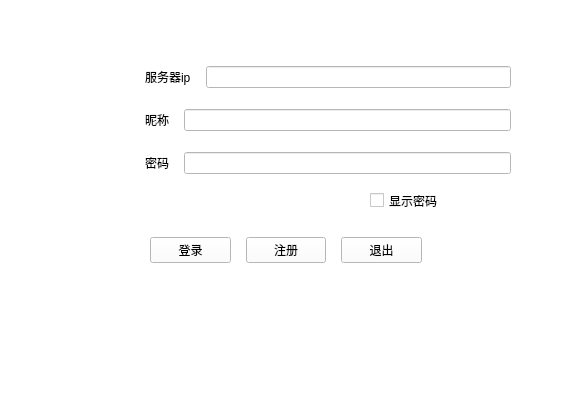
Old version of the form bin/QT-myChat-Client/login.ui in the repository Alanxtl/QT-myChat.
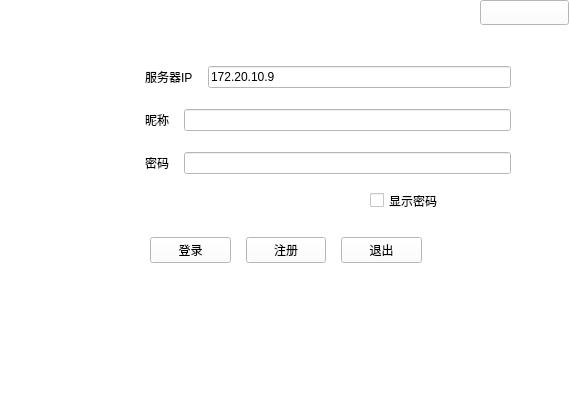
New version of the form. Icons and pictures are not drawn.

What changed in the file:
```diff
--- a/bin/QT-myChat-Client/login.ui
+++ b/bin/QT-myChat-Client/login.ui
@@ -124,12 +124,16 @@
          <item>
           <widget class="QLabel" name="label">
            <property name="text">
-            <string>服务器ip</string>
+            <string>服务器IP</string>
            </property>
           </widget>
          </item>
          <item>
-          <widget class="QLineEdit" name="iptxt"/>
+          <widget class="QLineEdit" name="iptxt">
+           <property name="text">
+            <string>172.20.10.9</string>
+           </property>
+          </widget>
          </item>
         </layout>
        </item>
@@ -169,6 +173,19 @@
      </item>
     </layout>
    </widget>
+   <widget class="QPushButton" name="jump">
+    <property name="geometry">
+     <rect>
+      <x>480</x>
+      <y>0</y>
+      <width>89</width>
+      <height>25</height>
+     </rect>
+    </property>
+    <property name="text">
+     <string/>
+    </property>
+   </widget>
   </widget>
   <widget class="QStatusBar" name="statusbar"/>
   <widget class="QMenuBar" name="menubar">
```
